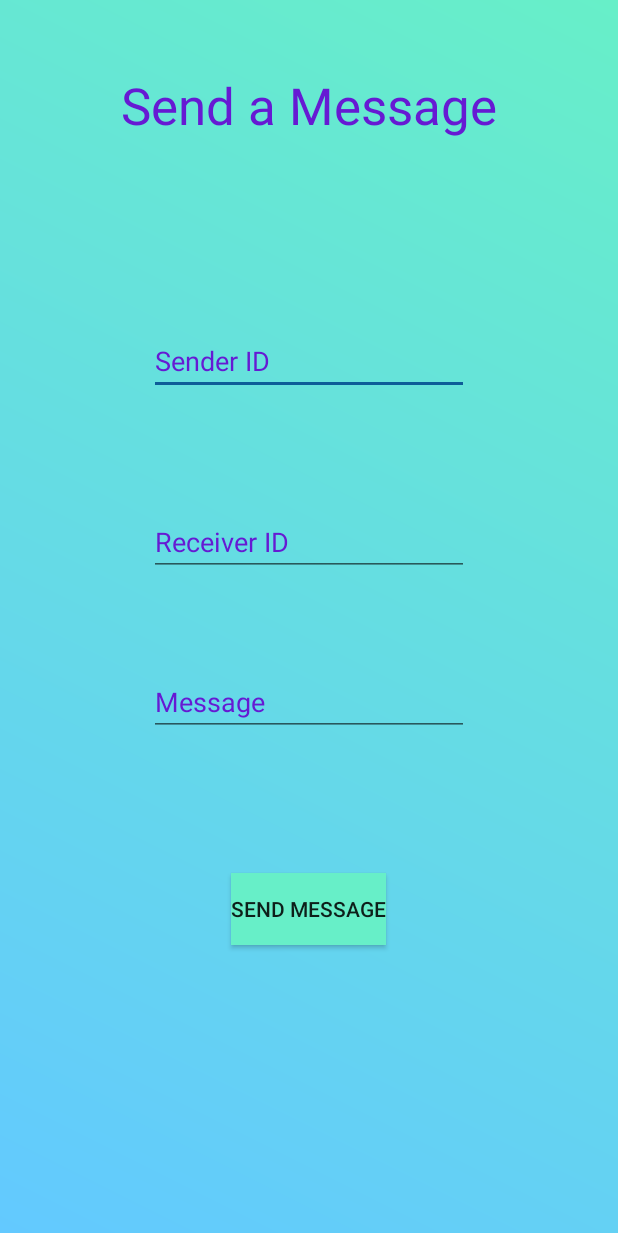
After one commit to pbldmngz/new_csm, an Android app: the layout send_message_layout.xml on its own in the app's theme, with its tools: preview values and no code run, on a phone screen of 412 x 824 dp. The commit adds this screen. Shown: the top 1233 px of the screen. Run offline under Robolectric (Android 15) with nearby library versions, the phone set to English and light mode, and no system bars.

Commit message:
Pull this shit too

```diff
--- a/app/src/main/java/com/example/menutest/listFragment.java
+++ b/app/src/main/java/com/example/menutest/listFragment.java
@@ -36,31 +36,13 @@ public class listFragment extends Fragment {
 
         View view = inflater.inflate(R.layout.fragment_list, container, false);
 
-        //Ejemplo de uso del validLogin, devuelve true/false, te lo dejo a ti
-
-        //String valid = (dataController.validLogin("Araceli.Cabrera.625@cetys.mx","treeeee")) ? "valido":"no existe";
         String [] menuItems;
 
         String msg_enviado = (dataController.enviar(620, 621, "Esto es una prueba")) ? "Enviado":"Error";
 
-        //Lo que se obtine de los metodos con listado son listas de JSONObject, usa estos atributos como ejemplo
-        // Cuando los uses puedes guardar el JsonObject en una variable para no tener que llamar el método a cada vez
-
-
-        menuItems = new String[]{"a","b","c","d",//, valid,
-                //dataController.listado(true, 1).get(0).correo};
-                //dataController.alumnosProfesor(620, 1).get(0).primer_apellido};
-                //dataController.persona(true, 2000).correo};
-                //dataController.persona(false, 620).correo};
-                //msg_enviado};
-                //dataController.buzon(617, 1).get(0).contenido};
-                String.valueOf(dataController.grupoAlumno(620).alumnos)};
-                //dataController.buzon(617, 1).get(1).contenido};
-                //};
+        menuItems = new String[]{"a","b","c","d", String.valueOf(dataController.grupoAlumno(620).alumnos)};
 
         ListView listView = (ListView) view.findViewById(R.id.mainListMenu);
-
-        //Necesitamos poder poner de forma ordenada los datos, como en columnas
 
         ArrayAdapter<String> listViewAdapter = new ArrayAdapter<String>(
                 getActivity(),
@@ -70,11 +52,6 @@ public class listFragment extends Fragment {
 
         listView.setAdapter(listViewAdapter);
 
-
-
         return view;
     }
-
-
-
 }
--- a/app/src/main/java/com/example/menutest/notificationFragment.java
+++ b/app/src/main/java/com/example/menutest/notificationFragment.java
@@ -1,31 +1,50 @@
 package com.example.menutest;
 
 
+import android.content.Intent;
 import android.os.Bundle;
 import android.view.LayoutInflater;
+import android.view.Menu;
+import android.view.MenuInflater;
+import android.view.MenuItem;
 import android.view.View;
 import android.view.ViewGroup;
 import android.widget.ArrayAdapter;
+import android.widget.EditText;
 import android.widget.ListView;
 
+import androidx.annotation.NonNull;
 import androidx.annotation.Nullable;
 import androidx.fragment.app.Fragment;
 
-import java.util.ArrayList;
+import java.util.zip.Inflater;
 
 public class notificationFragment extends Fragment {
 
     ListView listNotifications;
 
+    EditText id_emisor, id_receptor, message;
+
     public notificationFragment() {
+    }
+
+    @Override
+    public void onCreate(@Nullable Bundle savedInstanceState) {
+        setHasOptionsMenu(true);
+        super.onCreate(savedInstanceState);
     }
 
     @Nullable
     @Override
     public View onCreateView( LayoutInflater inflater, @Nullable ViewGroup container, @Nullable Bundle savedInstanceState) {
-       View view = inflater.inflate(R.layout.fragment_notification, container, false);
+
+        View view = inflater.inflate(R.layout.fragment_notification, container, false);
 
        listNotifications = (ListView) view.findViewById(R.id.listNotifications);
+
+       id_emisor = (EditText) view.findViewById(R.id.id_emisor);
+       id_receptor = (EditText) view.findViewById(R.id.id_receptor);
+       message = (EditText) view.findViewById(R.id.messageNotifications);
 
         String [] menuItems;
 
@@ -42,4 +61,22 @@ public class notificationFragment extends Fragment {
 
         return view;
     }
+
+    @Override
+    public void onCreateOptionsMenu(@NonNull Menu menu, @NonNull MenuInflater inflater) {
+        inflater.inflate(R.menu.options_menu, menu);
+        super.onCreateOptionsMenu(menu, inflater);
+    }
+
+    @Override
+    public boolean onOptionsItemSelected(@NonNull MenuItem item) {
+
+        int id = item.getItemId();
+
+        if(id == R.id.optionsMenu) {
+
+        }
+
+        return super.onOptionsItemSelected(item);
+    }
 }
--- a/app/src/main/java/com/example/menutest/profileFragment.java
+++ b/app/src/main/java/com/example/menutest/profileFragment.java
@@ -33,8 +33,11 @@ public class profileFragment extends Fragment {
         tv_title = (TextView) view.findViewById(R.id.tv_title);
 
         profilePhone.setText(telGen(dataController.persona(false, 620).tel_grupo));
+
         profileEmail.setText(dataController.persona(false, 620).correo);
+
         tv_name.setText(dataController.persona(false, 620).nombre);
+
         tv_title.setText(dataController.persona(false, 620).id);
 
         return view;
--- a/app/src/main/res/layout/fragment_notification.xml
+++ b/app/src/main/res/layout/fragment_notification.xml
@@ -3,6 +3,14 @@
     android:orientation="vertical" android:layout_width="match_parent"
     android:layout_height="match_parent">
 
+    <com.google.android.material.tabs.TabLayout
+        android:layout_width="match_parent"
+        android:layout_height="wrap_content"
+        android:background="@drawable/grad">
+
+
+
+    </com.google.android.material.tabs.TabLayout>
 
     <ListView
         android:id="@+id/listNotifications"
@@ -10,4 +18,6 @@
         android:layout_height="match_parent" />
 
 
+
+
 </LinearLayout>
--- /dev/null
+++ b/app/src/main/res/layout/send_message_layout.xml
@@ -0,0 +1,83 @@
+<?xml version="1.0" encoding="utf-8"?>
+<LinearLayout xmlns:android="http://schemas.android.com/apk/res/android"
+    xmlns:app="http://schemas.android.com/apk/res-auto"
+    xmlns:tools="http://schemas.android.com/tools"
+    android:orientation="vertical" android:layout_width="match_parent"
+    android:layout_height="match_parent">
+
+    <androidx.constraintlayout.widget.ConstraintLayout
+        android:layout_width="match_parent"
+        android:layout_height="match_parent"
+        android:background="@drawable/grad">
+
+        <TextView
+            android:id="@+id/textView4"
+            android:layout_width="wrap_content"
+            android:layout_height="wrap_content"
+            android:text="Send a Message"
+            android:textAppearance="@style/TextAppearance.AppCompat.Display1"
+            android:textColor="#661AD3"
+            app:layout_constraintBottom_toBottomOf="parent"
+            app:layout_constraintEnd_toEndOf="parent"
+            app:layout_constraintStart_toStartOf="parent"
+            app:layout_constraintTop_toTopOf="parent"
+            app:layout_constraintVertical_bias="0.061" />
+
+        <EditText
+            android:id="@+id/id_emisor"
+            android:layout_width="wrap_content"
+            android:layout_height="wrap_content"
+            android:ems="10"
+            android:hint="Sender ID"
+            android:inputType="number"
+            android:textColorHint="#661AD3"
+            app:layout_constraintBottom_toBottomOf="parent"
+            app:layout_constraintEnd_toEndOf="parent"
+            app:layout_constraintStart_toStartOf="parent"
+            app:layout_constraintTop_toBottomOf="@+id/textView4"
+            app:layout_constraintVertical_bias="0.183" />
+
+        <EditText
+            android:id="@+id/id_receptor"
+            android:layout_width="wrap_content"
+            android:layout_height="wrap_content"
+            android:ems="10"
+            android:inputType="number"
+            android:hint="Receiver ID"
+            android:textColorHint="#661AD3"
+            app:layout_constraintBottom_toBottomOf="parent"
+            app:layout_constraintEnd_toEndOf="parent"
+            app:layout_constraintStart_toStartOf="parent"
+            app:layout_constraintTop_toBottomOf="@+id/id_emisor"
+            app:layout_constraintVertical_bias="0.146" />
+
+        <EditText
+            android:id="@+id/messageNotifications"
+            android:layout_width="wrap_content"
+            android:layout_height="wrap_content"
+            android:ems="10"
+            android:gravity="start|top"
+            android:hint="Message"
+            android:textColorHint="#661AD3"
+            android:inputType="textMultiLine"
+            app:layout_constraintBottom_toBottomOf="parent"
+            app:layout_constraintEnd_toEndOf="parent"
+            app:layout_constraintStart_toStartOf="parent"
+            app:layout_constraintTop_toBottomOf="@+id/id_receptor"
+            app:layout_constraintVertical_bias="0.155" />
+
+        <Button
+            android:id="@+id/messageSend"
+            android:layout_width="wrap_content"
+            android:layout_height="wrap_content"
+            android:background="@color/gradEnd"
+            android:text="Send Message"
+            app:layout_constraintBottom_toBottomOf="parent"
+            app:layout_constraintEnd_toEndOf="parent"
+            app:layout_constraintHorizontal_bias="0.498"
+            app:layout_constraintStart_toStartOf="parent"
+            app:layout_constraintTop_toBottomOf="@+id/messageNotifications"
+            app:layout_constraintVertical_bias="0.32" />
+
+    </androidx.constraintlayout.widget.ConstraintLayout>
+</LinearLayout>
--- /dev/null
+++ b/app/src/main/res/menu/options_menu.xml
@@ -0,0 +1,7 @@
+<?xml version="1.0" encoding="utf-8"?>
+<menu xmlns:android="http://schemas.android.com/apk/res/android">
+
+    <item android:id="@+id/optionsMenu"
+        android:title="Create Message" />
+
+</menu>
```
